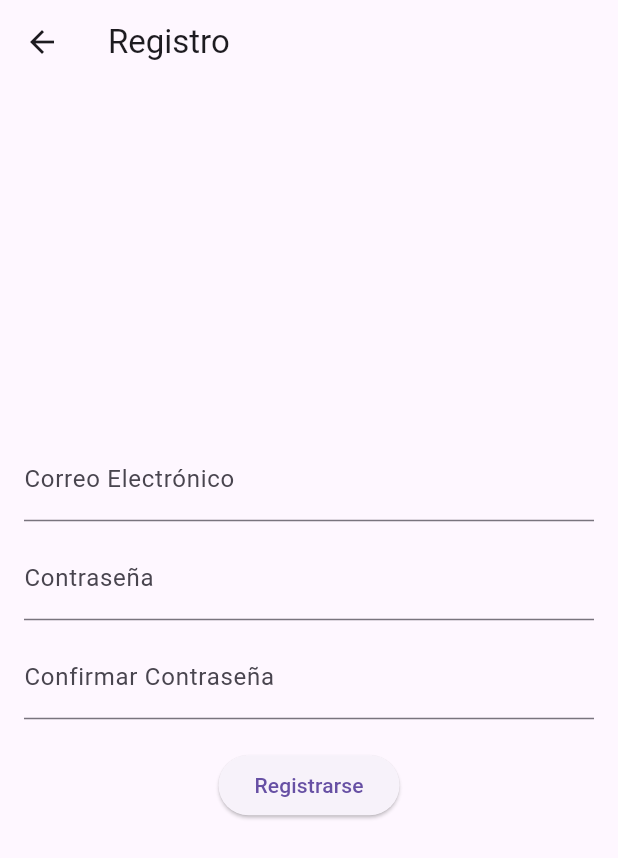
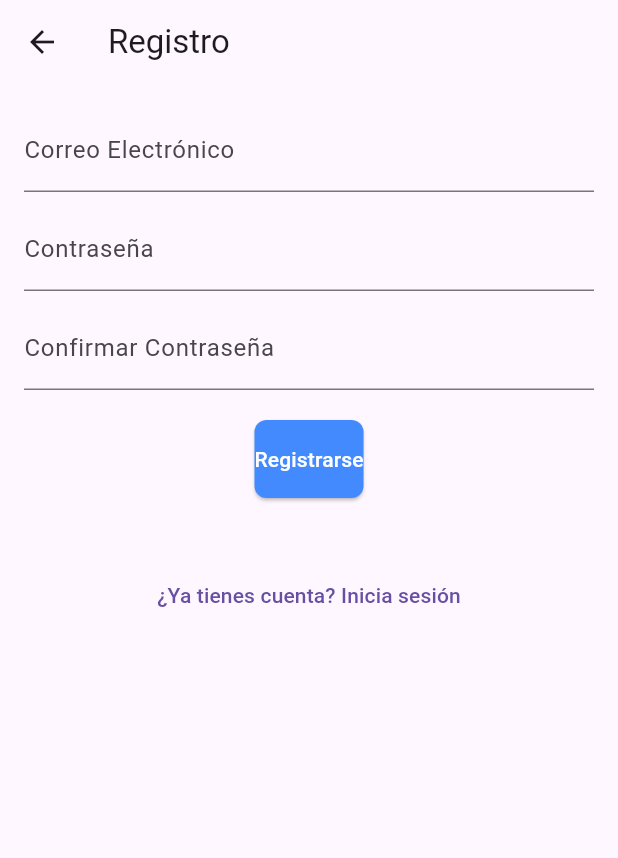
Before and after one commit to RicardoMA23/moonhike, a Flutter app: the screen it shows after launch, after a tap on "Iniciar Sesión", after a tap on "No tienes cuenta? Regístrate", on a phone screen of 412 x 824 dp. Shown: the top 858 px of the screen. Run offline on Flutter 3.47's test engine with Material 3 defaults, Android fonts, the phone set to English and light mode, and no system bars; our stand-ins replace firebase_auth, firebase_core, geolocator, google_maps_flutter; accounts and stored records are empty; network calls fail.

Commit message:
se añadió un diseño provisional al login y al registro

```diff
--- a/lib/presentation/screens/login.dart
+++ b/lib/presentation/screens/login.dart
@@ -1,8 +1,7 @@
 import 'package:flutter/material.dart';
 import 'package:firebase_auth/firebase_auth.dart';
 import 'package:moonhike/presentation/screens/home.dart'; // Página de inicio después de iniciar sesión
-import 'register.dart';
- // Redirige a la página de registro
+import 'register.dart'; // Redirige a la página de registro
 
 class LoginPage extends StatefulWidget {
   @override
@@ -37,7 +36,8 @@ class _LoginPageState extends State<LoginPage> {
   Widget build(BuildContext context) {
     return Scaffold(
       appBar: AppBar(title: Text("Iniciar Sesión")),
-      body: Padding(
+      resizeToAvoidBottomInset: true, // Ajusta la pantalla al aparecer el teclado
+      body: SingleChildScrollView(
         padding: const EdgeInsets.all(16.0),
         child: Column(
           mainAxisAlignment: MainAxisAlignment.center,
@@ -55,7 +55,14 @@ class _LoginPageState extends State<LoginPage> {
             SizedBox(height: 20),
             ElevatedButton(
               onPressed: _login,
-              child: Text("Iniciar Sesión"),
+              style: ElevatedButton.styleFrom(
+                backgroundColor: Colors.blueAccent, // Cambiado a backgroundColor
+                padding: EdgeInsets.symmetric(vertical: 16),
+                shape: RoundedRectangleBorder(
+                  borderRadius: BorderRadius.circular(8),
+                ),
+              ),
+              child: Text("Iniciar Sesión", style: TextStyle(color: Colors.white)),
             ),
             SizedBox(height: 10),
             Text(
--- a/lib/presentation/screens/register.dart
+++ b/lib/presentation/screens/register.dart
@@ -43,7 +43,8 @@ class _RegisterPageState extends State<RegisterPage> {
   Widget build(BuildContext context) {
     return Scaffold(
       appBar: AppBar(title: Text("Registro")),
-      body: Padding(
+      resizeToAvoidBottomInset: true, // Ajusta la pantalla al aparecer el teclado
+      body: SingleChildScrollView(
         padding: const EdgeInsets.all(16.0),
         child: Column(
           mainAxisAlignment: MainAxisAlignment.center,
@@ -67,7 +68,14 @@ class _RegisterPageState extends State<RegisterPage> {
             SizedBox(height: 20),
             ElevatedButton(
               onPressed: _register,
-              child: Text("Registrarse"),
+              style: ElevatedButton.styleFrom(
+                backgroundColor: Colors.blueAccent, // Cambiado a backgroundColor
+                padding: EdgeInsets.symmetric(vertical: 16),
+                shape: RoundedRectangleBorder(
+                  borderRadius: BorderRadius.circular(8),
+                ),
+              ),
+              child: Text("Registrarse", style: TextStyle(color: Colors.white)),
             ),
             SizedBox(height: 10),
             Text(
@@ -75,6 +83,12 @@ class _RegisterPageState extends State<RegisterPage> {
               style: TextStyle(color: Colors.red),
             ),
             SizedBox(height: 10),
+            TextButton(
+              onPressed: () {
+                Navigator.pop(context); // Volver al login si ya tiene cuenta
+              },
+              child: Text("¿Ya tienes cuenta? Inicia sesión"),
+            ),
           ],
         ),
       ),
```
